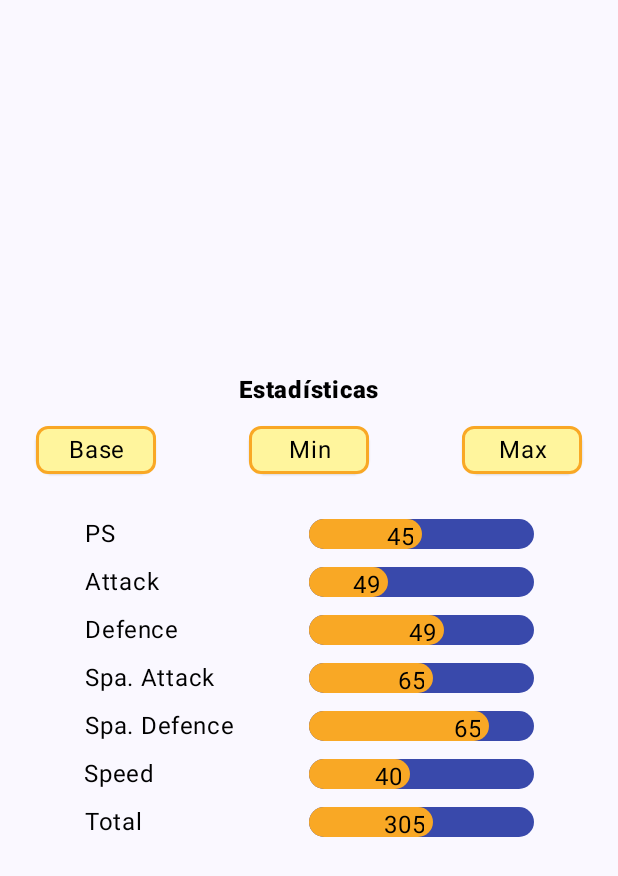
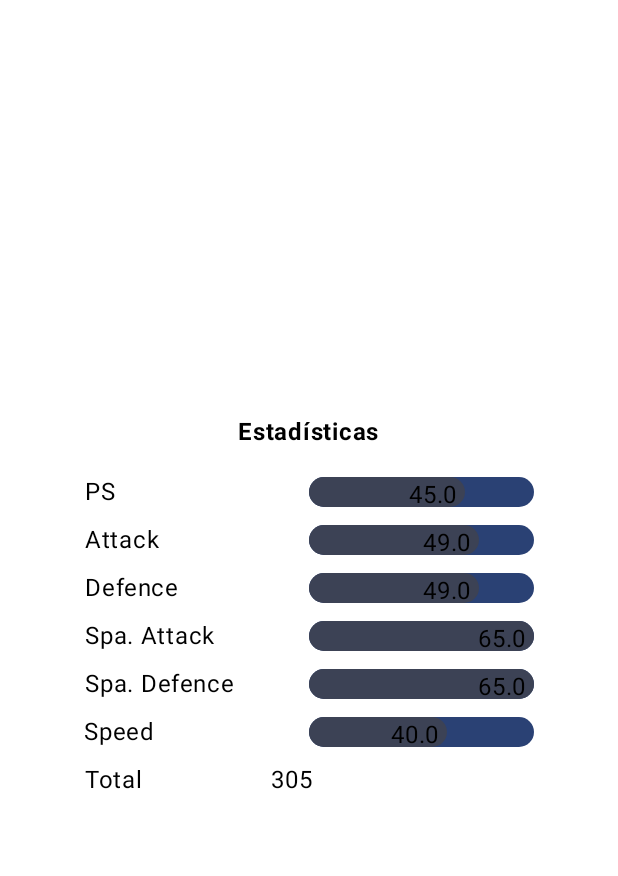
Before and after one commit to a23sergiogr/Pokedex_Composible, an Android app built with Jetpack Compose: the @Preview function PreviewEstadisticas, on a phone screen of 412 x 824 dp. Shown: the top 876 px of the screen. Run offline under Robolectric (Android 15) with nearby library versions, the phone set to English and light mode, and no system bars.

Commit message:
add new dataClass and Deserializer, implement new colors, update estadísticas

```diff
--- a/app/src/main/java/com/example/pmdm_pokedex_composable/model/data_classes/PokeApiService.kt
+++ b/app/src/main/java/com/example/pmdm_pokedex_composable/model/data_classes/PokeApiService.kt
@@ -1,5 +1,6 @@
 package com.example.pmdm_pokedex_composable.model.data_classes
 
+import com.example.pmdm_pokedex_composable.model.deserializers.GsonDeserializerEvolutionChain
 import com.example.pmdm_pokedex_composable.model.deserializers.GsonDeserializerPokedex
 import com.example.pmdm_pokedex_composable.model.deserializers.GsonDeserializerPokemon
 import com.example.pmdm_pokedex_composable.model.deserializers.GsonDeserializerSpecies
@@ -34,6 +35,9 @@ interface PokeApiService {
 
     @GET("move/{id}")
     suspend fun getMove(@Path("id") id: Int): Move
+
+    @GET("evolution-chain/{id}")
+    suspend fun getEvolutionChain(@Path("id") id: String): EvolutionChain
 }
 
 val retrofit = Retrofit.Builder()
@@ -45,6 +49,7 @@ val retrofit = Retrofit.Builder()
                 .registerTypeAdapter(Pokemon::class.java, GsonDeserializerPokemon())
                 .registerTypeAdapter(Sprites::class.java, GsonDeserializerSprites())
                 .registerTypeAdapter(Species::class.java, GsonDeserializerSpecies())
+                .registerTypeAdapter(EvolutionChain::class.java, GsonDeserializerEvolutionChain())
                 .create()
         )
     ).build()
--- a/app/src/main/java/com/example/pmdm_pokedex_composable/view/EstadísitcasView.kt
+++ b/app/src/main/java/com/example/pmdm_pokedex_composable/view/EstadísitcasView.kt
@@ -37,9 +37,22 @@ fun Estadisticas(
     speed: String,
     total: String
 ) {
+    // Convertimos las estadísticas a valores numéricos
+    val stats = listOf(
+        ps.toFloatOrNull() ?: 0f,
+        attack.toFloatOrNull() ?: 0f,
+        defence.toFloatOrNull() ?: 0f,
+        spaAttack.toFloatOrNull() ?: 0f,
+        spaDefence.toFloatOrNull() ?: 0f,
+        speed.toFloatOrNull() ?: 0f
+    )
+
+    // Encontrar la estadística más alta
+    val maxStat = stats.maxOrNull() ?: 1f // Para evitar dividir por 0, usamos un valor por defecto de 1f
+
     Box(
         modifier = Modifier
-            .background(MaterialTheme.colorScheme.background)
+            .background(Color.Transparent)
             .fillMaxSize(),
         contentAlignment = Alignment.Center,
     ) {
@@ -51,84 +64,62 @@ fun Estadisticas(
         ) {
             Text(
                 text = "Estadísticas",
-                fontWeight = FontWeight(1000)
+                fontWeight = FontWeight.Bold
             )
 
-            Row(
-                modifier = Modifier
-                    .fillMaxWidth()
-                    .padding( horizontal = 24.dp, vertical = 12.dp),
-                horizontalArrangement = Arrangement.SpaceBetween
-            ) {
-                EstadisticasCard("Base", {})
-                EstadisticasCard("Min", {})
-                EstadisticasCard("Max", {})
-            }
+//            Row(
+//                modifier = Modifier
+//                    .fillMaxWidth()
+//                    .padding(horizontal = 24.dp, vertical = 12.dp),
+//                horizontalArrangement = Arrangement.SpaceBetween
+//            ) {
+//                EstadisticasCard("Base", {})
+//                EstadisticasCard("Min", {})
+//                EstadisticasCard("Max", {})
+//            }
+
             Row(
                 horizontalArrangement = Arrangement.SpaceBetween,
             ) {
+                // Nombres de las estadísticas
                 Column(
                     modifier = Modifier.padding(12.dp)
-                ){
-                    Text(
-                        text = "PS",
-                        modifier = Modifier
-                            .padding( vertical = 4.dp),
-                        textAlign = TextAlign.Center
-                    )
+                ) {
+                    listOf(
+                        "PS", "Attack", "Defence", "Spa. Attack", "Spa. Defence", "Speed"
+                    ).forEach { text ->
+                        Text(
+                            text = text,
+                            modifier = Modifier
+                                .padding(vertical = 4.dp),
+                            textAlign = TextAlign.Center
+                        )
+                    }
 
-                    Text(
-                        text = "Attack",
-                        modifier = Modifier
-                            .padding( vertical = 4.dp),
-                        textAlign = TextAlign.Center
-                    )
-
-                    Text(
-                        text = "Defence",
-                        modifier = Modifier
-                            .padding( vertical = 4.dp),
-                        textAlign = TextAlign.Center
-                    )
-
-                    Text(
-                        text = "Spa. Attack",
-                        modifier = Modifier
-                            .padding( vertical = 4.dp),
-                        textAlign = TextAlign.Center
-                    )
-
-                    Text(
-                        text = "Spa. Defence",
-                        modifier = Modifier
-                            .padding( vertical = 4.dp),
-                        textAlign = TextAlign.Center
-                    )
-
-                    Text(
-                        text = "Speed",
-                        modifier = Modifier
-                            .padding( vertical = 4.dp),
-                        textAlign = TextAlign.Center
-                    )
-
+                    // Mostrar el Total como solo número
                     Text(
                         text = "Total",
                         modifier = Modifier
-                            .padding( vertical = 4.dp),
+                            .padding(vertical = 4.dp),
                         textAlign = TextAlign.Center
                     )
                 }
+
+                // Barras de progreso con tamaños proporcionales, sin barra para Total
                 Column(
                     modifier = Modifier.padding(12.dp)
-                ){
-                    ProgressBar(0.50f, ps)
-                    ProgressBar(0.35f, attack)
-                    ProgressBar(0.60f, defence)
-                    ProgressBar(0.55f, spaAttack)
-                    ProgressBar(0.80f, spaDefence)
-                    ProgressBar(0.45f, speed)
-                    ProgressBar(0.55f, total)
+                ) {
+                    stats.forEach { stat ->
+                        ProgressBar(stat / maxStat, stat.toString())
+                    }
+
+                    // Mostrar el Total solo como número
+                    Text(
+                        text = total,
+                        modifier = Modifier
+                            .padding(vertical = 4.dp),
+                        textAlign = TextAlign.Center
+                    )
                 }
             }
         }
@@ -136,18 +127,18 @@ fun Estadisticas(
 }
 
 @Composable
-fun EstadisticasCard(text: String, onClick: () -> Unit){
+fun EstadisticasCard(text: String, onClick: () -> Unit) {
     ElevatedCard(
         modifier = Modifier
             .width(80.dp)
             .border(
                 width = 2.dp,
-                color = Color(0xFFF9A825),
+                color = MaterialTheme.colorScheme.secondary,
                 shape = RoundedCornerShape(8.dp)
             )
             .clickable { onClick() },
         colors = CardDefaults.elevatedCardColors(
-            containerColor = Color(0xFFFFF59D)
+            containerColor = lightenColor(MaterialTheme.colorScheme.secondary, 0.4f)
         ),
     ) {
         Text(
@@ -155,7 +146,8 @@ fun EstadisticasCard(text: String, onClick: () -> Unit){
             modifier = Modifier
                 .padding(4.dp)
                 .fillMaxWidth(),
-            textAlign = TextAlign.Center
+            textAlign = TextAlign.Center,
+            color = MaterialTheme.colorScheme.onSecondary
         )
     }
 }
@@ -164,18 +156,18 @@ fun EstadisticasCard(text: String, onClick: () -> Unit){
 fun ProgressBar(progress: Float, number: String) {
     Box(
         modifier = Modifier
-            .padding( vertical = 6.dp)
+            .padding(vertical = 6.dp)
             .padding(start = 26.dp)
             .height(20.dp)
             .width(150.dp)
-            .background(Color(0xFF3949AB), shape = RoundedCornerShape(16.dp)) // Fondo de la barra
+            .background(MaterialTheme.colorScheme.primary, shape = RoundedCornerShape(16.dp)) // Fondo de la barra
     ) {
         Box(
             modifier = Modifier
                 .height(20.dp)
-                .width((150*progress).dp)
-                .background(Color(0xFFF9A825), shape = RoundedCornerShape(16.dp)) // Progreso
-        ){
+                .width((150 * progress).dp)
+                .background(MaterialTheme.colorScheme.secondary, shape = RoundedCornerShape(16.dp)) // Progreso
+        ) {
             Text(
                 modifier = Modifier
                     .fillMaxWidth()
@@ -186,6 +178,7 @@ fun ProgressBar(progress: Float, number: String) {
         }
     }
 }
+
 
 @Preview
 @Composable
--- a/app/src/main/java/com/example/pmdm_pokedex_composable/view/MainActivity.kt
+++ b/app/src/main/java/com/example/pmdm_pokedex_composable/view/MainActivity.kt
@@ -101,6 +101,7 @@ fun MainPanel() {
 
     val navController = rememberNavController()
     val drawerState = rememberDrawerState(initialValue = DrawerValue.Closed)
+    val pokemonDataController =  PokemonDataController.getInstance(pokeApiService)
 
     Box(
         modifier = Modifier
@@ -119,12 +120,13 @@ fun MainPanel() {
                         Pokedex(
                             drawerState = drawerState,
                             navController = navController,
-                            pokemonDataController =  PokemonDataController.getInstance(pokeApiService)
+                            pokemonDataController =  pokemonDataController
                         )
                     }
                     composable("MoveDex") {
                         MoveDex(
                             drawerState = drawerState,
+                            pokemonDataController =  pokemonDataController
                         )
                     }
                     composable(
```
Also changed, not shown: app/src/main/java/com/example/pmdm_pokedex_composable/controler/PokemonDataController.kt (+18 -0 lines), app/src/main/java/com/example/pmdm_pokedex_composable/model/data_classes/EvolutionChain.kt (added, +7 -0 lines), app/src/main/java/com/example/pmdm_pokedex_composable/model/deserializers/GsonDeserializerEvolutionChain.kt (added, +34 -0 lines), app/src/main/java/com/example/pmdm_pokedex_composable/view/CustomCards.kt (+1 -7 lines), app/src/main/java/com/example/pmdm_pokedex_composable/view/MoveDex.kt (+34 -0 lines), app/src/main/java/com/example/pmdm_pokedex_composable/view/Pokedex.kt (+18 -1 lines), app/src/main/java/com/example/pmdm_pokedex_composable/view/PokemonTypeColor.kt (+27 -16 lines), app/src/main/java/com/example/pmdm_pokedex_composable/view/PokemonView.kt (+154 -136 lines).
